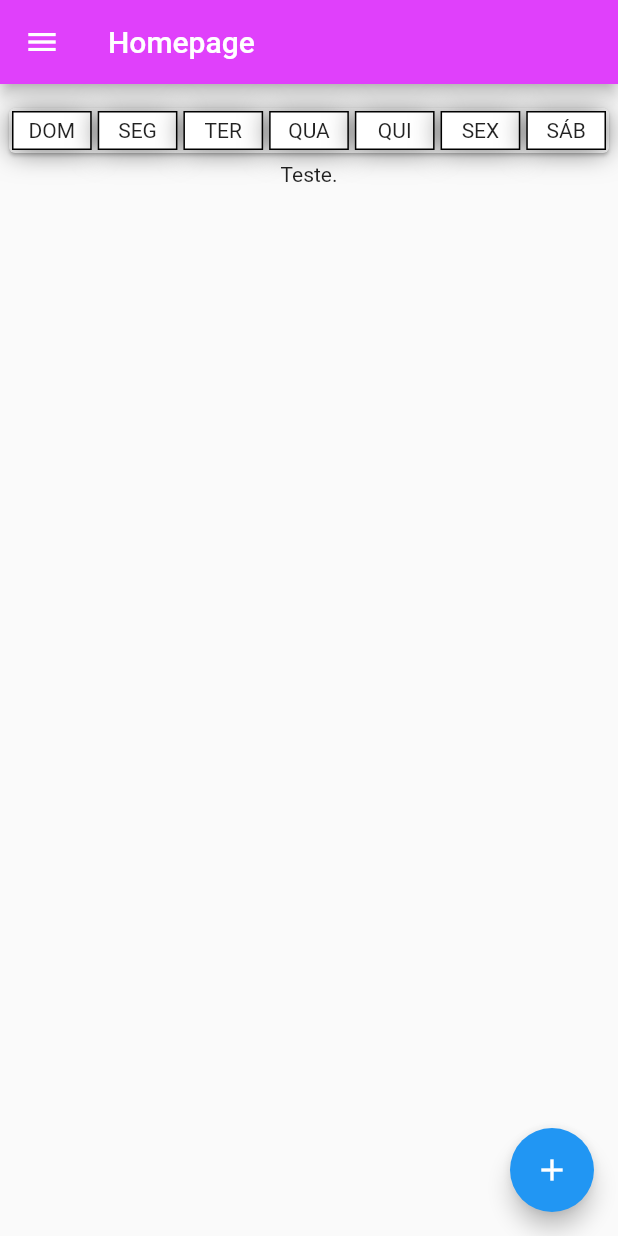
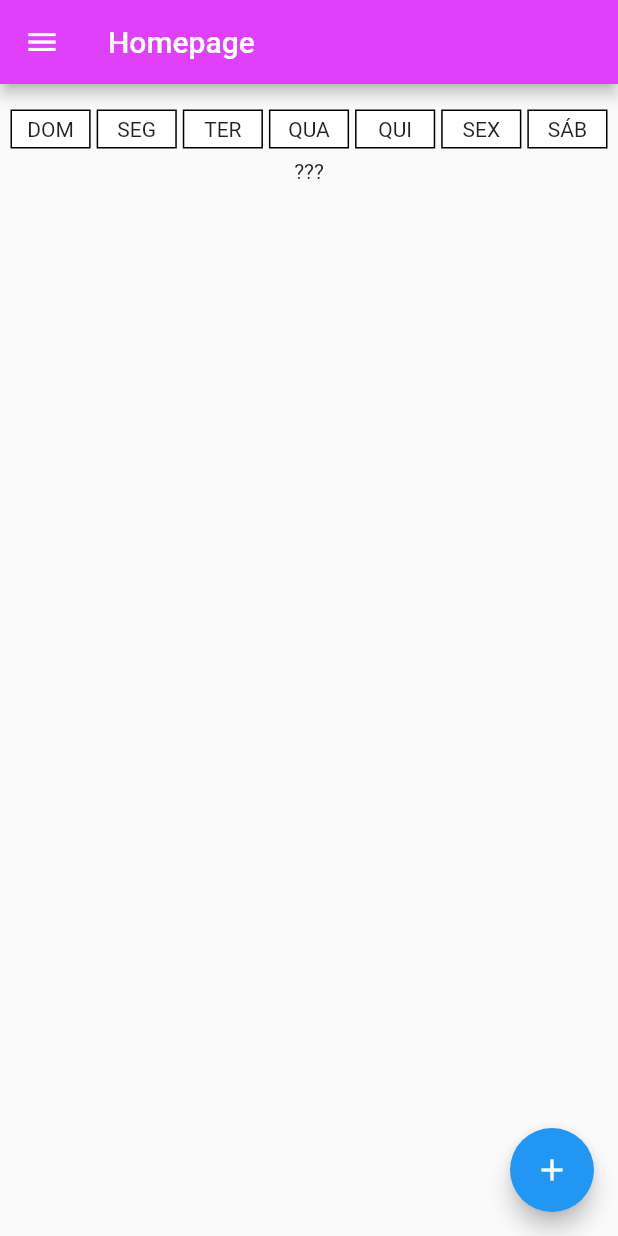
Before and after one commit to PedroH-Peres/FitAppFlutter, a Flutter app: the screen it shows after launch, on a phone screen of 412 x 824 dp. Run offline on Flutter 3.47's test engine with Material 2 defaults, Android fonts, the phone set to English and light mode, and no system bars; missing offline and left inert: dart:ffi.

Commit message:
homepage_list

```diff
--- a/fitapp/lib/components/datebar.dart
+++ b/fitapp/lib/components/datebar.dart
@@ -25,7 +25,9 @@ class DateBar extends StatelessWidget {
 
     }
 
-    return Row(
+    return Padding(
+      padding: EdgeInsets.all(5),
+      child: Row(
         mainAxisSize: MainAxisSize.max,
         mainAxisAlignment: MainAxisAlignment.center,
         crossAxisAlignment: CrossAxisAlignment.start,
@@ -38,11 +40,11 @@ class DateBar extends StatelessWidget {
                 decoration: BoxDecoration(
                   color: Colors.white,
                   border: Border.all(width: 1),
-                boxShadow: [BoxShadow(
+                  /*boxShadow: [BoxShadow(
                               color: Colors.black54,
                               blurRadius: 15.0,
                               offset: Offset(0.0, 0.75)
-                        )]
+                          )]*/
                 ),
                 padding: EdgeInsets.symmetric(horizontal: 2, vertical: 4),
                 child: verifyDay(i),
@@ -51,6 +53,7 @@ class DateBar extends StatelessWidget {
 
 
         ],
+      ),
     );
 
   }
--- /dev/null
+++ b/fitapp/lib/core/services/exercise_service.dart
@@ -0,0 +1,33 @@
+import 'dart:ffi';
+
+import 'package:flutter/cupertino.dart';
+
+import '../../models/exercise.dart';
+
+class ExerciseService with ChangeNotifier{
+  final List<Exercise> _items = [];
+
+  List<Exercise> get getItems{
+    return [..._items];
+  }
+
+  int getLength(){
+    return _items.length;
+  }
+
+  Exercise itemByIndex (int index){
+    return _items[index];
+  }
+
+  void removeItem (int i){
+    _items.removeAt(i);
+    notifyListeners();
+  }
+
+  void addExercise(Exercise e){
+    _items.add(e);
+    notifyListeners();
+  }
+
+
+}
--- a/fitapp/lib/main.dart
+++ b/fitapp/lib/main.dart
@@ -1,8 +1,10 @@
+import 'package:fitapp/core/services/exercise_service.dart';
 import 'package:fitapp/models/appcontroller.dart';
 import 'package:fitapp/pages/homepage.dart';
 import 'package:flutter/material.dart';
 import 'package:flutter_localizations/flutter_localizations.dart';
 import 'package:intl/intl.dart';
+import 'package:provider/provider.dart';
 
 
 void main() {
@@ -18,7 +20,9 @@ class FitApp extends StatelessWidget {
       animation: AppController.instance,
       builder: ((context, child) {
 
-        return MaterialApp(
+        return ChangeNotifierProvider(
+          create: ((context) => ExerciseService()),
+          child: MaterialApp(
             localizationsDelegates: [
               GlobalMaterialLocalizations.delegate,
               GlobalWidgetsLocalizations.delegate,
@@ -36,6 +40,7 @@ class FitApp extends StatelessWidget {
           darkTheme: ThemeData.dark(),
           home: HomePage(),
           debugShowCheckedModeBanner: false,
+              ),
         );
 
       }),
--- a/fitapp/lib/models/exercise.dart
+++ b/fitapp/lib/models/exercise.dart
@@ -1,8 +1,10 @@
+import 'package:flutter/material.dart';
+
 class Exercise {
 
   final String titulo;
   final int? quantidade;
-  final DateTime? tempo;
+  final TimeOfDay? tempo;
 
   Exercise({
     required this.titulo,
--- a/fitapp/lib/pages/homepage.dart
+++ b/fitapp/lib/pages/homepage.dart
@@ -1,11 +1,13 @@
 import 'package:fitapp/components/appdrawer.dart';
 import 'package:fitapp/components/datebar.dart';
+import 'package:fitapp/core/services/exercise_service.dart';
 import 'package:fitapp/main.dart';
 import 'package:fitapp/models/appcontroller.dart';
 import 'package:fitapp/pages/form_page.dart';
 import 'package:flutter/material.dart';
 import 'package:flutter/src/widgets/container.dart';
 import 'package:flutter/src/widgets/framework.dart';
+import 'package:provider/provider.dart';
 
 class HomePage extends StatefulWidget {
   const HomePage({super.key});
@@ -16,10 +18,15 @@ class HomePage extends StatefulWidget {
 
 class _HomePageState extends State<HomePage> {
   Widget get teste {
-    return Container(height: 30, color: Colors.blue,);
+    return Container(
+      height: 30,
+      color: Colors.blue,
+    );
   }
+
   @override
   Widget build(BuildContext context) {
+    final exerciseServ = Provider.of<ExerciseService>(context, listen: false);
     return Scaffold(
       appBar: AppBar(
         title: Text("Homepage"),
@@ -28,24 +35,40 @@ class _HomePageState extends State<HomePage> {
       body: Column(
         children: [
           SizedBox(height: 10,),
-          Padding(
-            padding: EdgeInsets.all(2),
-            child: Card(
-              child: DateBar(),
-            ),
+          DateBar(),
+          Consumer(
+            child: Center(child: Text('???')),
+            builder: ((context, value, child) => exerciseServ.getLength() == 0
+                ? child!
+                : SizedBox(
+                  height: 600,
+                  child: ListView.builder(
+                      itemCount: exerciseServ.getLength(),
+                      itemBuilder: ((context, index) => Card(
+                        child: ListTile(
+                              subtitle: Text(exerciseServ.itemByIndex(index).quantidade.toString()),
+                              leading: Text(exerciseServ.itemByIndex(index).tempo!.format(context)),
+                              title: Text(exerciseServ.itemByIndex(index).titulo),
+                            ),
+                      )),
+                    ),
+                )),
           ),
-          Center(child: Text("Teste."),)
         ],
       ),
+
+      /**/
       floatingActionButton: FloatingActionButton(
         child: Icon(Icons.add),
-        onPressed: (){
-          Navigator.of(context).push(
-            MaterialPageRoute(builder: (ctx) => FormPage())
-          );
+        onPressed: () {
+          Navigator.of(context)
+              .push(MaterialPageRoute(builder: (ctx) => FormPage())).then(((value) {
+                setState(() {
+
+                });
+              }));
         },
       ),
-
     );
   }
 }
```
Also changed, not shown: fitapp/lib/pages/form_page.dart (+30 -10 lines). Lines whose indentation alone changed are shown as unchanged.
